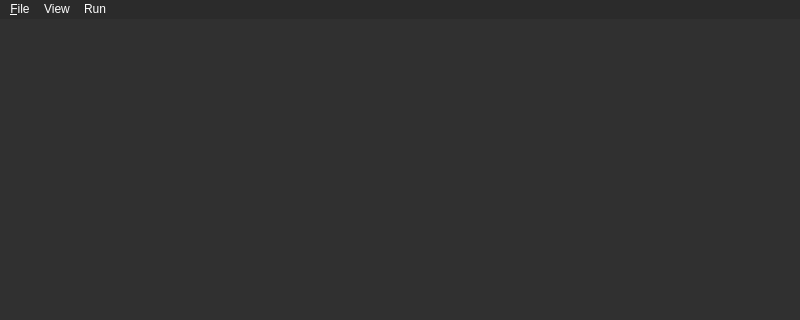
Old version of the form app/dialogs/frames/experiment_view.ui in the repository jnicoleoliveira/SPECData; both pictures show x 0 to 800 and y 0 to 320 of the 800 by 600 pixel window.
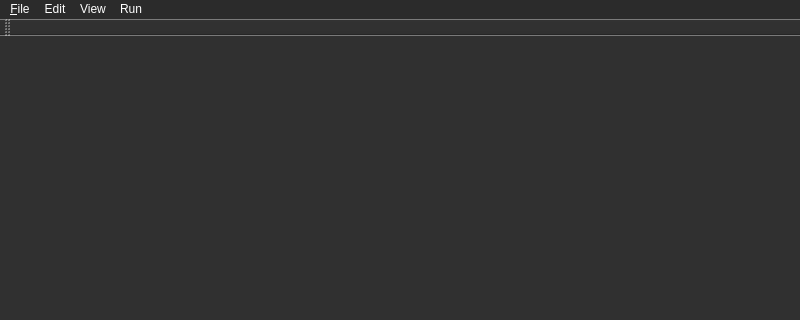
New version of the form.

Commit message: added action bar, with new icons

```diff
--- a/app/dialogs/frames/experiment_view.ui
+++ b/app/dialogs/frames/experiment_view.ui
@@ -69,10 +69,31 @@
     <addaction name="separator"/>
     <addaction name="actionEdit_Analyze_Configurations"/>
    </widget>
+   <widget class="QMenu" name="menuEdit_2">
+    <property name="title">
+     <string>Edit</string>
+    </property>
+    <addaction name="actionUndo"/>
+    <addaction name="actionRedo"/>
+    <addaction name="separator"/>
+    <addaction name="actionSelect_All_Ctrl_A"/>
+   </widget>
    <addaction name="menuFile"/>
+   <addaction name="menuEdit_2"/>
    <addaction name="menuView"/>
    <addaction name="menuEdit"/>
   </widget>
+  <widget class="QToolBar" name="action_bar">
+   <property name="windowTitle">
+    <string>toolBar</string>
+   </property>
+   <attribute name="toolBarArea">
+    <enum>TopToolBarArea</enum>
+   </attribute>
+   <attribute name="toolBarBreak">
+    <bool>false</bool>
+   </attribute>
+  </widget>
   <action name="action_Graph_Tools">
    <property name="text">
     <string>&amp;Graph Tools</string>
```
Left out of the diff: 19 changed lines with no effect on the pictures. The commit also changes 13 other files.
